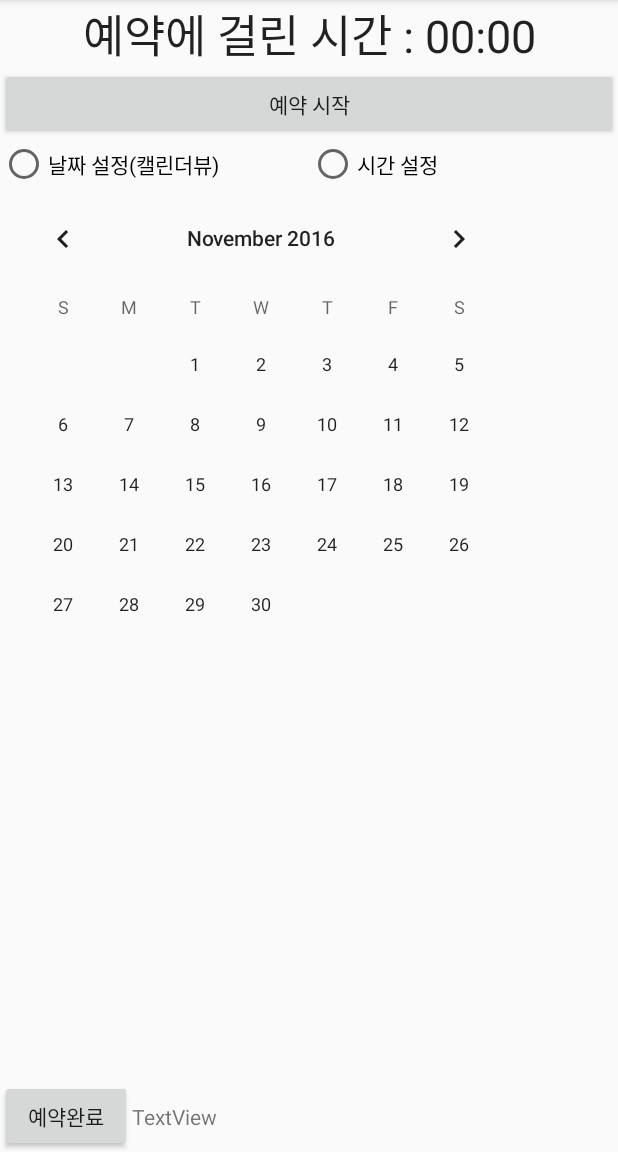
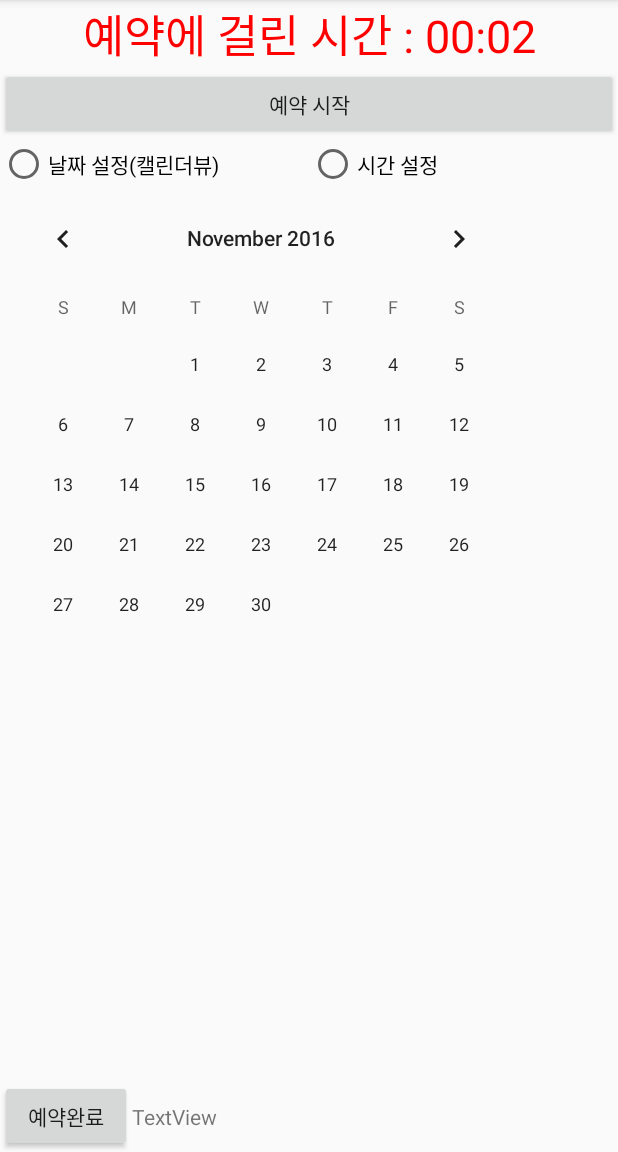
Before and after one commit to kingpyk/Android_161202, an Android app: the screen it shows after launch (MainActivity), after a tap on an icon or button, on a phone screen of 412 x 824 dp, the part 84-1236 px from its top. Run offline under Robolectric (Android 15) with nearby library versions, the phone set to English and light mode, and no system bars; 1 other tap on this screen came first.

```diff
--- a/app/src/main/java/com/example/a403/a201344036watch/MainActivity.java
+++ b/app/src/main/java/com/example/a403/a201344036watch/MainActivity.java
@@ -1,13 +1,50 @@
 package com.example.a403.a201344036watch;
 
+import android.graphics.Color;
+import android.os.SystemClock;
 import android.support.v7.app.AppCompatActivity;
 import android.os.Bundle;
+import android.view.View;
+import android.widget.Button;
+import android.widget.CalendarView;
+import android.widget.Chronometer;
+import android.widget.CompoundButton;
+import android.widget.RadioButton;
+import android.widget.TextView;
+import android.widget.TimePicker;
+
+import java.sql.Time;
 
 public class MainActivity extends AppCompatActivity {
+
+    Chronometer chm1;
+    CalendarView cdv1;
+    Button btn1, btn2;
+    RadioButton rbtn1, rbtn2;
+    TimePicker tp1;
+    TextView tv1;
 
     @Override
     protected void onCreate(Bundle savedInstanceState) {
         super.onCreate(savedInstanceState);
         setContentView(R.layout.activity_main);
+
+        chm1 = (Chronometer) findViewById(R.id.chm1);
+        cdv1 = (CalendarView) findViewById(R.id.calendarView);
+        btn1 = (Button) findViewById(R.id.btn);
+        btn2 = (Button) findViewById(R.id.btn2);
+        rbtn1 = (RadioButton) findViewById(R.id.rbtn1);
+        rbtn2 = (RadioButton) findViewById(R.id.rbtn2);
+        tp1 = (TimePicker) findViewById(R.id.timePicker);
+        tv1 = (TextView) findViewById(R.id.tv1);
+
+        btn1.setOnClickListener(new View.OnClickListener() {
+            @Override
+            public void onClick(View v) {
+                chm1.setBase(SystemClock.elapsedRealtime());
+                chm1.start();
+                chm1.setTextColor(Color.RED);
+            }
+        });
     }
 }
--- a/app/src/main/res/layout/activity_main.xml
+++ b/app/src/main/res/layout/activity_main.xml
@@ -73,6 +73,7 @@
             android:id="@+id/tv1"
             android:layout_width="wrap_content"
             android:layout_height="wrap_content"
-            android:text="TextView" />
+            android:text="TextView"
+            />
     </LinearLayout>
 </LinearLayout>
```
